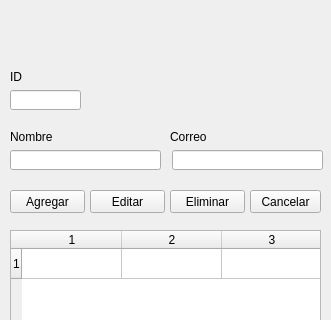
First picture: the form in ventana.ui, repository gilachus/python-crud, before the edit; both pictures show x 0 to 331 and y 0 to 320 of the 331 by 470 pixel window.
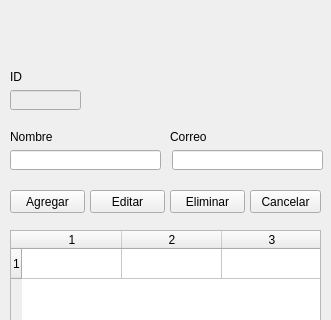
Second picture: the form after the edit.

Commit message: boton cancelar

```diff
--- a/ventana.ui
+++ b/ventana.ui
@@ -128,6 +128,15 @@
       <height>20</height>
      </rect>
     </property>
+    <property name="styleSheet">
+     <string notr="true">background-color: rgb(238, 238, 238);</string>
+    </property>
+    <property name="frame">
+     <bool>true</bool>
+    </property>
+    <property name="readOnly">
+     <bool>true</bool>
+    </property>
    </widget>
    <widget class="QLabel" name="label_2">
     <property name="geometry">
```
The commit also changes 1 other file.
